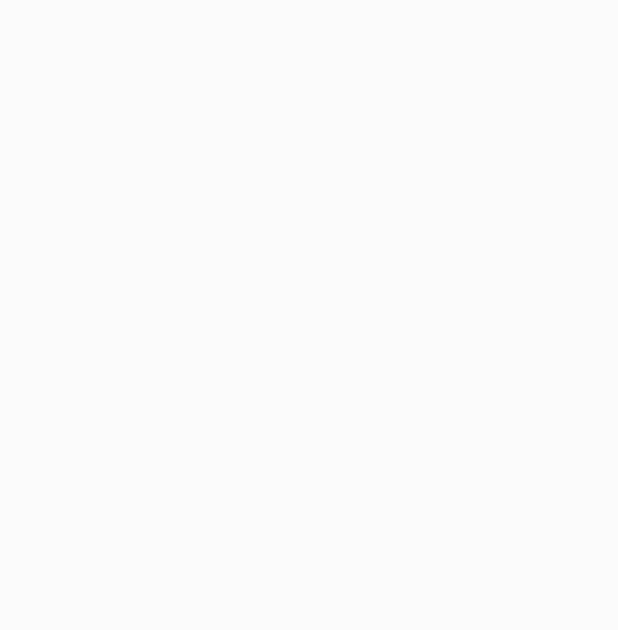
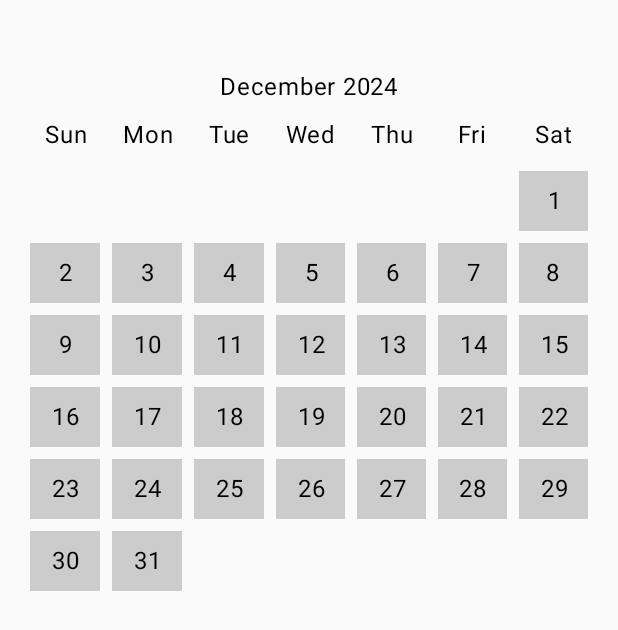
Before and after one commit to devprincefahad/MonthViewApp, an Android app built with Jetpack Compose: the screen it shows after launch (MainActivity), on a phone screen of 412 x 824 dp. Before the commit the part shown is empty. Shown: the top 630 px of the screen. Run offline under Robolectric (Android 15) with nearby library versions, the phone set to English and light mode, and no system bars; our stand-ins replace Dagger/Hilt's generated code.

Commit message:
basic ui for calendar view and mvvm setup

```diff
--- a/app/build.gradle.kts
+++ b/app/build.gradle.kts
@@ -70,6 +70,7 @@ dependencies {
     // Dagger - Hilt
     implementation("com.google.dagger:hilt-android:2.53.1")
     ksp("com.google.dagger:hilt-compiler:2.53.1")
+    implementation("androidx.hilt:hilt-navigation-compose:1.2.0")
 
     // Retrofit
     implementation("com.squareup.retrofit2:retrofit:2.9.0")
--- a/app/src/main/AndroidManifest.xml
+++ b/app/src/main/AndroidManifest.xml
@@ -1,6 +1,8 @@
 <?xml version="1.0" encoding="utf-8"?>
 <manifest xmlns:android="http://schemas.android.com/apk/res/android"
     xmlns:tools="http://schemas.android.com/tools">
+
+    <uses-permission android:name="android.permission.INTERNET"/>
 
     <application
         android:name=".MonthViewApp"
--- a/app/src/main/java/dev/prince/monthviewapp/MainActivity.kt
+++ b/app/src/main/java/dev/prince/monthviewapp/MainActivity.kt
@@ -1,28 +1,32 @@
 package dev.prince.monthviewapp
 
+import android.os.Build
 import android.os.Bundle
 import androidx.activity.ComponentActivity
 import androidx.activity.compose.setContent
 import androidx.activity.enableEdgeToEdge
-import androidx.compose.foundation.layout.fillMaxSize
-import androidx.compose.foundation.layout.padding
-import androidx.compose.material3.Scaffold
-import androidx.compose.material3.Text
-import androidx.compose.runtime.Composable
-import androidx.compose.ui.Modifier
-import androidx.compose.ui.tooling.preview.Preview
+import androidx.annotation.RequiresApi
 import dagger.hilt.android.AndroidEntryPoint
-import dagger.hilt.android.HiltAndroidApp
+import dev.prince.monthviewapp.ui.calendar.CalendarScreen
 import dev.prince.monthviewapp.ui.theme.MonthViewAppTheme
+import java.time.LocalDate
 
 @AndroidEntryPoint
 class MainActivity : ComponentActivity() {
+    @RequiresApi(Build.VERSION_CODES.O)
     override fun onCreate(savedInstanceState: Bundle?) {
         super.onCreate(savedInstanceState)
         enableEdgeToEdge()
         setContent {
             MonthViewAppTheme {
+                val currentYear = LocalDate.now().year
+                val currentMonth = LocalDate.now().monthValue
 
+                CalendarScreen(
+                    selectedYear = currentYear,
+                    selectedMonth = currentMonth,
+                    userId = 1739
+                )
             }
         }
     }
--- a/app/src/main/java/dev/prince/monthviewapp/di/AppModule.kt
+++ b/app/src/main/java/dev/prince/monthviewapp/di/AppModule.kt
@@ -17,7 +17,7 @@ object AppModule {
     @Singleton
     fun provideRetrofit(): Retrofit {
         return Retrofit.Builder()
-            .baseUrl("https://dev.frndapp.in:8080/")
+            .baseUrl("http://dev.frndapp.in:8085")
             .addConverterFactory(GsonConverterFactory.create())
             .build()
     }
--- a/app/src/main/java/dev/prince/monthviewapp/models/TaskReques.kt
+++ b/app/src/main/java/dev/prince/monthviewapp/models/TaskRequest.kt
@@ -10,5 +10,6 @@ data class TaskRequest(
 
 data class TaskDetail(
     val title: String,
-    val description: String
+    val description: String,
+    val date: String
 )
--- /dev/null
+++ b/app/src/main/java/dev/prince/monthviewapp/ui/calendar/CalendarScreen.kt
@@ -0,0 +1,57 @@
+package dev.prince.monthviewapp.ui.calendar
+
+import android.os.Build
+import androidx.annotation.RequiresApi
+import androidx.compose.foundation.layout.Column
+import androidx.compose.foundation.layout.Spacer
+import androidx.compose.foundation.layout.fillMaxSize
+import androidx.compose.foundation.layout.height
+import androidx.compose.foundation.layout.padding
+import androidx.compose.foundation.lazy.LazyColumn
+import androidx.compose.foundation.lazy.items
+import androidx.compose.material3.Icon
+import androidx.compose.material3.IconButton
+import androidx.compose.material3.Text
+import androidx.compose.runtime.Composable
+import androidx.compose.runtime.collectAsState
+import androidx.compose.runtime.getValue
+import androidx.compose.runtime.mutableStateOf
+import androidx.compose.runtime.remember
+import androidx.compose.runtime.setValue
+import androidx.compose.ui.Alignment
+import androidx.compose.ui.Modifier
+import androidx.compose.ui.res.painterResource
+import androidx.compose.ui.unit.dp
+import androidx.hilt.navigation.compose.hiltViewModel
+import dev.prince.monthviewapp.R
+import dev.prince.monthviewapp.ui.components.AddTaskDialog
+import dev.prince.monthviewapp.ui.components.CalendarView
+
+@RequiresApi(Build.VERSION_CODES.O)
+@Composable
+fun CalendarScreen(
+    selectedYear: Int,
+    selectedMonth: Int,
+    userId: Int,
+    viewModel: CalendarViewModel = hiltViewModel()
+) {
+    var selectedDate by remember { mutableStateOf<String?>(null) }
+
+    val taskListState by viewModel.taskList.collectAsState()
+
+    val tasks = taskListState.filter { it.taskDetail.date == selectedDate }
+
+    Column(modifier = Modifier.fillMaxSize()) {
+
+        Spacer(Modifier.height(30.dp))
+
+        // Calendar View
+        CalendarView(
+            year = selectedYear,
+            month = selectedMonth
+        )
+
+        Spacer(modifier = Modifier.height(16.dp))
+
+    }
+}
--- /dev/null
+++ b/app/src/main/java/dev/prince/monthviewapp/ui/calendar/CalendarViewModel.kt
@@ -0,0 +1,53 @@
+package dev.prince.monthviewapp.ui.calendar
+
+import androidx.compose.runtime.mutableStateOf
+import androidx.lifecycle.ViewModel
+import androidx.lifecycle.viewModelScope
+import dagger.hilt.android.lifecycle.HiltViewModel
+import dev.prince.monthviewapp.models.Task
+import dev.prince.monthviewapp.models.TaskDetail
+import dev.prince.monthviewapp.models.TaskRequest
+import dev.prince.monthviewapp.models.UserRequest
+import dev.prince.monthviewapp.network.ApiService
+import kotlinx.coroutines.flow.MutableStateFlow
+import kotlinx.coroutines.flow.StateFlow
+import kotlinx.coroutines.launch
+import javax.inject.Inject
+
+@HiltViewModel
+class CalendarViewModel @Inject constructor(
+    private val apiService: ApiService
+) : ViewModel() {
+
+    private val _taskList = MutableStateFlow<List<Task>>(emptyList())
+    val taskList: StateFlow<List<Task>> = _taskList
+
+    private val _taskAddStatus = MutableStateFlow<String?>(null)
+    val taskAddStatus: StateFlow<String?> = _taskAddStatus
+
+    fun addTask(userId: Int, taskDetail: TaskDetail) {
+        viewModelScope.launch {
+            try {
+                val response = apiService.storeTask(TaskRequest(userId, taskDetail))
+                if (response.status == "success") {
+                    _taskAddStatus.value = "Task added successfully!"
+                } else {
+                    _taskAddStatus.value = "Failed to add task"
+                }
+            } catch (e: Exception) {
+                _taskAddStatus.value = "Error adding task: ${e.message}"
+            }
+        }
+    }
+
+    fun getTasks(userId: Int) {
+        viewModelScope.launch {
+            try {
+                val response = apiService.getTaskList(UserRequest(userId))
+                _taskList.value = response.tasks
+            } catch (e: Exception) {
+                _taskAddStatus.value = "Error fetching tasks: ${e.message}"
+            }
+        }
+    }
+}
--- /dev/null
+++ b/app/src/main/java/dev/prince/monthviewapp/ui/components/CalendarView.kt
@@ -0,0 +1,82 @@
+package dev.prince.monthviewapp.ui.components
+
+import android.os.Build
+import androidx.annotation.RequiresApi
+import androidx.compose.foundation.background
+import androidx.compose.foundation.clickable
+import androidx.compose.foundation.layout.Arrangement
+import androidx.compose.foundation.layout.Box
+import androidx.compose.foundation.layout.Column
+import androidx.compose.foundation.layout.Row
+import androidx.compose.foundation.layout.Spacer
+import androidx.compose.foundation.layout.fillMaxWidth
+import androidx.compose.foundation.layout.height
+import androidx.compose.foundation.layout.padding
+import androidx.compose.foundation.layout.size
+import androidx.compose.foundation.lazy.grid.GridCells
+import androidx.compose.foundation.lazy.grid.LazyVerticalGrid
+import androidx.compose.material3.Text
+import androidx.compose.runtime.Composable
+import androidx.compose.ui.Alignment
+import androidx.compose.ui.Modifier
+import androidx.compose.ui.graphics.Color
+import androidx.compose.ui.text.style.TextAlign
+import androidx.compose.ui.unit.dp
+import dev.prince.monthviewapp.util.getDaysInMonth
+import dev.prince.monthviewapp.util.getMonthName
+
+@RequiresApi(Build.VERSION_CODES.O)
+@Composable
+fun CalendarView(
+    year: Int,
+    month: Int,
+) {
+    val days = getDaysInMonth(year, month)
+
+    Column(Modifier.padding(16.dp)) {
+        Row(
+            modifier = Modifier.fillMaxWidth(),
+            horizontalArrangement = Arrangement.Center,
+            verticalAlignment = Alignment.CenterVertically
+        ) {
+            Text(text = "${getMonthName(month)} $year")
+        }
+
+        Spacer(modifier = Modifier.height(8.dp))
+
+        Row(Modifier.fillMaxWidth(), horizontalArrangement = Arrangement.SpaceBetween) {
+            val daysOfWeek = listOf("Sun", "Mon", "Tue", "Wed", "Thu", "Fri", "Sat")
+            daysOfWeek.forEach { day ->
+                Text(text = day, modifier = Modifier.weight(1f), textAlign = TextAlign.Center)
+            }
+        }
+
+        Spacer(modifier = Modifier.height(8.dp))
+
+        LazyVerticalGrid(
+            columns = GridCells.Fixed(7),
+            modifier = Modifier.fillMaxWidth()
+        ) {
+            items(days.size) { index ->
+                val day = days[index]
+                Box(
+                    modifier = Modifier
+                        .size(48.dp)
+                        .padding(4.dp)
+                        .background(if (day.isNotEmpty()) Color.LightGray else Color.Transparent)
+                        .clickable(enabled = day.isNotEmpty()) {
+                            if (day.isNotEmpty()) {
+//                                onDateClick("$year-$month-$day")
+                            }
+                        },
+                    contentAlignment = Alignment.Center
+                ) {
+                    Text(
+                        text = day,
+                        textAlign = TextAlign.Center
+                    )
+                }
+            }
+        }
+    }
+}
--- a/app/src/main/java/dev/prince/monthviewapp/ui/home/HomeScreen.kt
+++ /dev/null
@@ -1 +0,0 @@
-package dev.prince.monthviewapp.ui.home
--- /dev/null
+++ b/app/src/main/java/dev/prince/monthviewapp/util/Utils.kt
@@ -0,0 +1,34 @@
+package dev.prince.monthviewapp.util
+
+import android.os.Build
+import androidx.annotation.RequiresApi
+import java.time.LocalDate
+import java.time.YearMonth
+import java.time.format.TextStyle
+import java.util.*
+
+@RequiresApi(Build.VERSION_CODES.O)
+fun getDaysInMonth(year: Int, month: Int): List<String> {
+    val yearMonth = YearMonth.of(year, month)
+    val daysInMonth = yearMonth.lengthOfMonth()
+    val firstDayOfMonth = LocalDate.of(year, month, 1).dayOfWeek.value
+
+    val days = mutableListOf<String>()
+
+    // Add empty strings for days before the first day
+    for (i in 1 until firstDayOfMonth) {
+        days.add("")
+    }
+
+    // Add actual days of the month
+    for (day in 1..daysInMonth) {
+        days.add(day.toString())
+    }
+
+    return days
+}
+
+@RequiresApi(Build.VERSION_CODES.O)
+fun getMonthName(month: Int): String {
+    return YearMonth.of(0, month).month.getDisplayName(TextStyle.FULL, Locale.getDefault())
+}
--- a/build.gradle.kts
+++ b/build.gradle.kts
@@ -5,5 +5,4 @@ plugins {
     alias(libs.plugins.compose.compiler) apply false
     id("com.google.devtools.ksp") version "2.0.21-1.0.27" apply false
     id("com.google.dagger.hilt.android") version "2.53.1" apply false
-
 }
--- a/gradle/libs.versions.toml
+++ b/gradle/libs.versions.toml
@@ -1,6 +1,6 @@
 [versions]
 agp = "8.7.3"
-kotlin = "2.0.0"
+kotlin = "2.0.21"
 coreKtx = "1.15.0"
 junit = "4.13.2"
 junitVersion = "1.2.1"
@@ -28,5 +28,4 @@ androidx-material3 = { group = "androidx.compose.material3", name = "material3"
 [plugins]
 android-application = { id = "com.android.application", version.ref = "agp" }
 jetbrains-kotlin-android = { id = "org.jetbrains.kotlin.android", version.ref = "kotlin" }
-org-jetbrains-kotlin-android = { id = "org.jetbrains.kotlin.android", version.ref = "kotlin" }
 compose-compiler = { id = "org.jetbrains.kotlin.plugin.compose", version.ref = "kotlin" }
```
